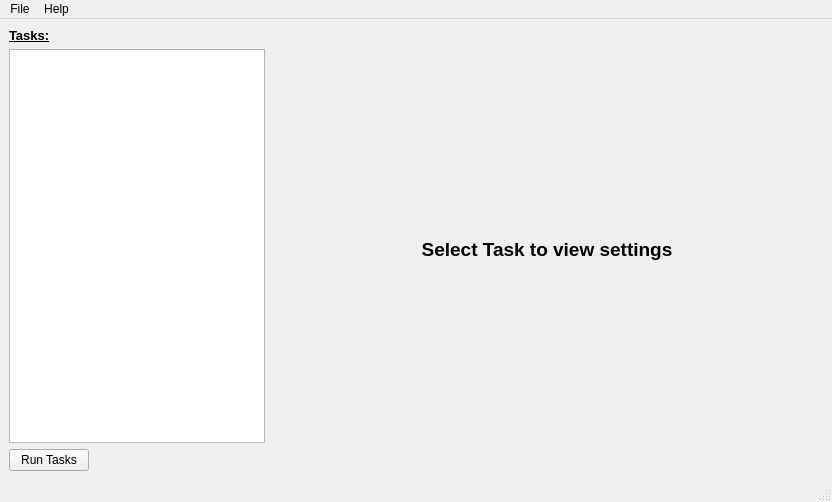
Above: QTForms/UnifiedWindow.ui from NETL-RIC/URC-Assessment-Method before the change. Below: the same form after it.
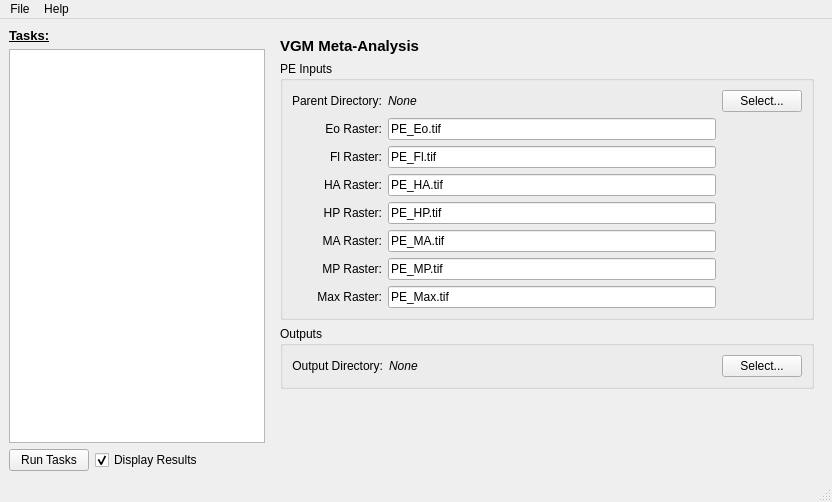
That is the form after the change. The open tabs and pages were chosen to show the change. Custom widgets are drawn as their Qt base class.

Commit message: updated UI with features to support #15; implemented first pass result view (#17)

The edit to the form file:
```diff
--- a/QTForms/UnifiedWindow.ui
+++ b/QTForms/UnifiedWindow.ui
@@ -56,6 +56,16 @@
           </property>
          </widget>
         </item>
+        <item>
+         <widget class="QCheckBox" name="resultDispCB">
+          <property name="text">
+           <string>Display Results</string>
+          </property>
+          <property name="checked">
+           <bool>true</bool>
+          </property>
+         </widget>
+        </item>
         <item>
          <spacer name="horizontalSpacer">
           <property name="orientation">
@@ -1071,6 +1081,315 @@
         </item>
        </layout>
       </widget>
+      <widget class="QWidget" name="vgmPage">
+       <layout class="QVBoxLayout" name="verticalLayout_5">
+        <item>
+         <widget class="QLabel" name="label_30">
+          <property name="font">
+           <font>
+            <pointsize>11</pointsize>
+            <bold>true</bold>
+           </font>
+          </property>
+          <property name="text">
+           <string>VGM Meta-Analysis</string>
+          </property>
+         </widget>
+        </item>
+        <item>
+         <widget class="QGroupBox" name="groupBox_5">
+          <property name="title">
+           <string>PE Inputs</string>
+          </property>
+          <layout class="QGridLayout" name="gridLayout_5">
+           <item row="0" column="0">
+            <widget class="QLabel" name="label_24">
+             <property name="text">
+              <string>Parent Directory:</string>
+             </property>
+             <property name="alignment">
+              <set>Qt::AlignRight|Qt::AlignTrailing|Qt::AlignVCenter</set>
+             </property>
+            </widget>
+           </item>
+           <item row="0" column="1">
+            <widget class="ElideLabel" name="indexDirLbl_2">
+             <property name="font">
+              <font>
+               <italic>true</italic>
+              </font>
+             </property>
+             <property name="text">
+              <string>None</string>
+             </property>
+            </widget>
+           </item>
+           <item row="0" column="2">
+            <widget class="QPushButton" name="inputDirButton_2">
+             <property name="sizePolicy">
+              <sizepolicy hsizetype="Preferred" vsizetype="Fixed">
+               <horstretch>0</horstretch>
+               <verstretch>0</verstretch>
+              </sizepolicy>
+             </property>
+             <property name="text">
+              <string>Select...</string>
+             </property>
+            </widget>
+           </item>
+           <item row="1" column="0">
+            <widget class="QLabel" name="label_23">
+             <property name="text">
+              <string>Eo Raster:</string>
+             </property>
+             <property name="alignment">
+              <set>Qt::AlignRight|Qt::AlignTrailing|Qt::AlignVCenter</set>
+             </property>
+             <property name="indent">
+              <number>-1</number>
+             </property>
+            </widget>
+           </item>
+           <item row="1" column="1">
+            <widget class="QLineEdit" name="ldIndField_2">
+             <property name="sizePolicy">
+              <sizepolicy hsizetype="Expanding" vsizetype="Fixed">
+               <horstretch>0</horstretch>
+               <verstretch>0</verstretch>
+              </sizepolicy>
+             </property>
+             <property name="text">
+              <string>PE_Eo.tif</string>
+             </property>
+            </widget>
+           </item>
+           <item row="2" column="0">
+            <widget class="QLabel" name="label_21">
+             <property name="text">
+              <string>Fl Raster:</string>
+             </property>
+             <property name="alignment">
+              <set>Qt::AlignRight|Qt::AlignTrailing|Qt::AlignVCenter</set>
+             </property>
+             <property name="indent">
+              <number>-1</number>
+             </property>
+            </widget>
+           </item>
+           <item row="2" column="1">
+            <widget class="QLineEdit" name="lgIndField_2">
+             <property name="sizePolicy">
+              <sizepolicy hsizetype="Expanding" vsizetype="Fixed">
+               <horstretch>0</horstretch>
+               <verstretch>0</verstretch>
+              </sizepolicy>
+             </property>
+             <property name="text">
+              <string>PE_Fl.tif</string>
+             </property>
+            </widget>
+           </item>
+           <item row="3" column="0">
+            <widget class="QLabel" name="label_22">
+             <property name="text">
+              <string>HA Raster:</string>
+             </property>
+             <property name="alignment">
+              <set>Qt::AlignRight|Qt::AlignTrailing|Qt::AlignVCenter</set>
+             </property>
+             <property name="indent">
+              <number>-1</number>
+             </property>
+            </widget>
+           </item>
+           <item row="3" column="1">
+            <widget class="QLineEdit" name="sdIndField_2">
+             <property name="sizePolicy">
+              <sizepolicy hsizetype="Expanding" vsizetype="Fixed">
+               <horstretch>0</horstretch>
+               <verstretch>0</verstretch>
+              </sizepolicy>
+             </property>
+             <property name="text">
+              <string>PE_HA.tif</string>
+             </property>
+            </widget>
+           </item>
+           <item row="4" column="0">
+            <widget class="QLabel" name="label_25">
+             <property name="text">
+              <string>HP Raster:</string>
+             </property>
+             <property name="alignment">
+              <set>Qt::AlignRight|Qt::AlignTrailing|Qt::AlignVCenter</set>
+             </property>
+             <property name="indent">
+              <number>-1</number>
+             </property>
+            </widget>
+           </item>
+           <item row="4" column="1">
+            <widget class="QLineEdit" name="udIndField_2">
+             <property name="sizePolicy">
+              <sizepolicy hsizetype="Expanding" vsizetype="Fixed">
+               <horstretch>0</horstretch>
+               <verstretch>0</verstretch>
+              </sizepolicy>
+             </property>
+             <property name="text">
+              <string>PE_HP.tif</string>
+             </property>
+            </widget>
+           </item>
+           <item row="5" column="0">
+            <widget class="QLabel" name="label_28">
+             <property name="text">
+              <string>MA Raster:</string>
+             </property>
+             <property name="alignment">
+              <set>Qt::AlignRight|Qt::AlignTrailing|Qt::AlignVCenter</set>
+             </property>
+             <property name="indent">
+              <number>-1</number>
+             </property>
+            </widget>
+           </item>
+           <item row="5" column="1">
+            <widget class="QLineEdit" name="lgIndField_3">
+             <property name="sizePolicy">
+              <sizepolicy hsizetype="Expanding" vsizetype="Fixed">
+               <horstretch>0</horstretch>
+               <verstretch>0</verstretch>
+              </sizepolicy>
+             </property>
+             <property name="text">
+              <string>PE_MA.tif</string>
+             </property>
+            </widget>
+           </item>
+           <item row="6" column="0">
+            <widget class="QLabel" name="label_27">
+             <property name="text">
+              <string>MP Raster:</string>
+             </property>
+             <property name="alignment">
+              <set>Qt::AlignRight|Qt::AlignTrailing|Qt::AlignVCenter</set>
+             </property>
+             <property name="indent">
+              <number>-1</number>
+             </property>
+            </widget>
+           </item>
+           <item row="6" column="1">
+            <widget class="QLineEdit" name="sdIndField_3">
+             <property name="sizePolicy">
+              <sizepolicy hsizetype="Expanding" vsizetype="Fixed">
+               <horstretch>0</horstretch>
+               <verstretch>0</verstretch>
+              </sizepolicy>
+             </property>
+             <property name="text">
+              <string>PE_MP.tif</string>
+             </property>
+            </widget>
+           </item>
+           <item row="7" column="0">
+            <widget class="QLabel" name="label_26">
+             <property name="text">
+              <string>Max Raster:</string>
+             </property>
+             <property name="alignment">
+              <set>Qt::AlignRight|Qt::AlignTrailing|Qt::AlignVCenter</set>
+             </property>
+             <property name="indent">
+              <number>-1</number>
+             </property>
+            </widget>
+           </item>
+           <item row="7" column="1">
+            <widget class="QLineEdit" name="udIndField_3">
+             <property name="sizePolicy">
+              <sizepolicy hsizetype="Expanding" vsizetype="Fixed">
+               <horstretch>0</horstretch>
+               <verstretch>0</verstretch>
+              </sizepolicy>
+             </property>
+             <property name="text">
+              <string>PE_Max.tif</string>
+             </property>
+            </widget>
+           </item>
+          </layout>
+         </widget>
+        </item>
+        <item>
+         <widget class="QGroupBox" name="groupBox_6">
+          <property name="title">
+           <string>Outputs</string>
+          </property>
+          <layout class="QGridLayout" name="gridLayout_6">
+           <item row="0" column="0">
+            <widget class="QLabel" name="label_29">
+             <property name="text">
+              <string>Output Directory:</string>
+             </property>
+             <property name="alignment">
+              <set>Qt::AlignRight|Qt::AlignTrailing|Qt::AlignVCenter</set>
+             </property>
+            </widget>
+           </item>
+           <item row="0" column="1">
+            <widget class="ElideLabel" name="peOutDirLbl_2">
+             <property name="sizePolicy">
+              <sizepolicy hsizetype="Expanding" vsizetype="Preferred">
+               <horstretch>0</horstretch>
+               <verstretch>0</verstretch>
+              </sizepolicy>
+             </property>
+             <property name="font">
+              <font>
+               <italic>true</italic>
+              </font>
+             </property>
+             <property name="text">
+              <string>None</string>
+             </property>
+             <property name="scaledContents">
+              <bool>false</bool>
+             </property>
+             <property name="alignment">
+              <set>Qt::AlignLeading|Qt::AlignLeft|Qt::AlignVCenter</set>
+             </property>
+             <property name="textInteractionFlags">
+              <set>Qt::TextSelectableByKeyboard|Qt::TextSelectableByMouse</set>
+             </property>
+            </widget>
+           </item>
+           <item row="0" column="2">
+            <widget class="QPushButton" name="peOutDirButton_2">
+             <property name="text">
+              <string>Select...</string>
+             </property>
+            </widget>
+           </item>
+          </layout>
+         </widget>
+        </item>
+        <item>
+         <spacer name="verticalSpacer_3">
+          <property name="orientation">
+           <enum>Qt::Vertical</enum>
+          </property>
+          <property name="sizeHint" stdset="0">
+           <size>
+            <width>20</width>
+            <height>66</height>
+           </size>
+          </property>
+         </spacer>
+        </item>
+       </layout>
+      </widget>
      </widget>
     </item>
    </layout>
```
Left out of the diff: 28 changed lines with no effect on the pictures. The commit also changes 17 other files.
